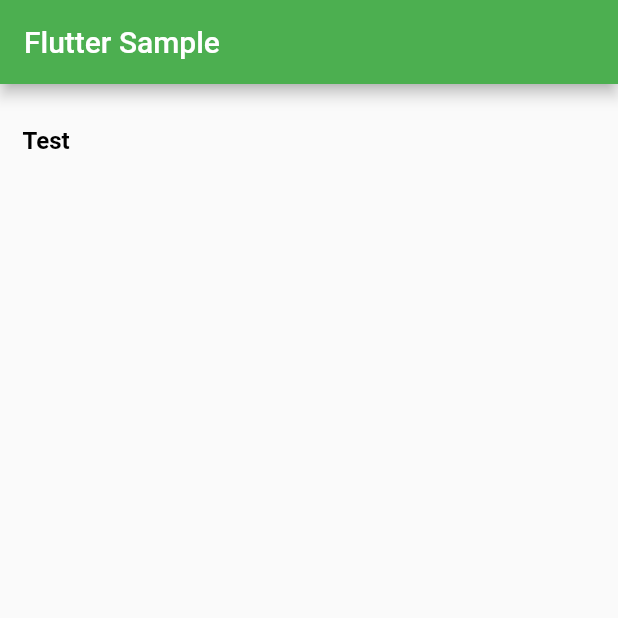
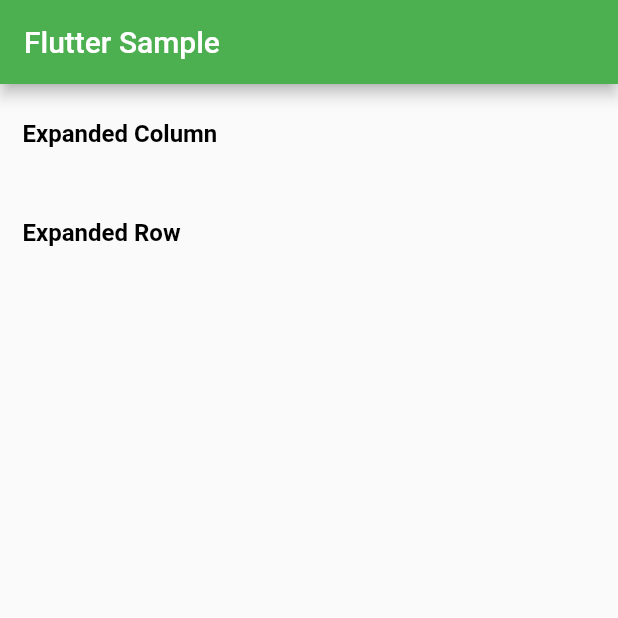
Before and after one commit to ayukatawago/flutter_sample, a Flutter app: the screen it shows after launch, on a phone screen of 412 x 824 dp, the top half of it. Run offline on Flutter 3.47's test engine with Material 2 defaults, Android fonts, the phone set to English and light mode, and no system bars.

Commit message:
Add Expanded widget sample

```diff
--- /dev/null
+++ b/lib/widgets/expanded_column_page.dart
@@ -0,0 +1,47 @@
+import 'package:flutter/material.dart';
+
+///
+class ExpandedColumnSamplePage extends StatefulWidget {
+  /// Constructor
+  ExpandedColumnSamplePage({Key key}) : super(key: key);
+
+  @override
+  _ExpandedColumnSamplePageState createState() =>
+      _ExpandedColumnSamplePageState();
+}
+
+class _ExpandedColumnSamplePageState extends State {
+  @override
+  Widget build(BuildContext context) {
+    return Scaffold(
+      appBar: AppBar(
+        title: Text('Expanded Column Sample'),
+      ),
+      body: Center(
+        child: Column(
+          children: <Widget>[
+            Container(
+              color: Colors.blue,
+              height: 100,
+              width: 100,
+            ),
+            Expanded(
+              child: Container(
+                color: Colors.amber,
+                width: 100,
+                child: Center(
+                  child: Text('Expanded'),
+                ),
+              ),
+            ),
+            Container(
+              color: Colors.blue,
+              height: 100,
+              width: 100,
+            ),
+          ],
+        ),
+      ),
+    );
+  }
+}
--- /dev/null
+++ b/lib/widgets/expanded_row_page.dart
@@ -0,0 +1,52 @@
+import 'package:flutter/material.dart';
+
+///
+class ExpandedRowSamplePage extends StatefulWidget {
+  /// Constructor
+  ExpandedRowSamplePage({Key key}) : super(key: key);
+
+  @override
+  _ExpandedRowSamplePageState createState() => _ExpandedRowSamplePageState();
+}
+
+class _ExpandedRowSamplePageState extends State {
+  @override
+  Widget build(BuildContext context) {
+    return Scaffold(
+      appBar: AppBar(
+        title: Text('Expanded Column Sample'),
+      ),
+      body: Center(
+        child: Row(
+          children: <Widget>[
+            Expanded(
+              flex: 2,
+              child: Container(
+                color: Colors.amber,
+                height: 100,
+                child: Center(
+                  child: Text('Expanded 1'),
+                ),
+              ),
+            ),
+            Container(
+              color: Colors.blue,
+              height: 100,
+              width: 50,
+            ),
+            Expanded(
+              flex: 1,
+              child: Container(
+                color: Colors.amber,
+                height: 100,
+                child: Center(
+                  child: Text('Expanded 2'),
+                ),
+              ),
+            ),
+          ],
+        ),
+      ),
+    );
+  }
+}
--- a/lib/widgets/widget_sample_page.dart
+++ b/lib/widgets/widget_sample_page.dart
@@ -1,4 +1,7 @@
 import 'package:flutter/material.dart';
+
+import 'expanded_column_page.dart';
+import 'expanded_row_page.dart';
 
 /// Widget sample page
 class WidgetSampleMainPage extends StatefulWidget {
@@ -13,6 +16,11 @@ class WidgetSampleMainPage extends StatefulWidget {
 }
 
 class _WidgetSampleMainPageState extends State<WidgetSampleMainPage> {
+  final _widgetItemMap = <String, Object Function()>{
+    'Expanded Column': () => ExpandedColumnSamplePage(),
+    'Expanded Row': () => ExpandedRowSamplePage(),
+  };
+
   @override
   Widget build(BuildContext context) {
     final topAppBar = AppBar(
@@ -20,23 +28,15 @@ class _WidgetSampleMainPageState extends State<WidgetSampleMainPage> {
       title: Text(widget.title),
     );
 
-    final widgetsList = [
-      ListTile(
-        contentPadding: EdgeInsets.symmetric(horizontal: 15.0, vertical: 10.0),
-        title: Text(
-          "Test",
-          style: TextStyle(color: Colors.black, fontWeight: FontWeight.bold),
-        ),
-      ),
-    ];
+    final widgetList = _widgetItemMap.keys.map(getListTile).toList();
 
     final makeBody = Container(
       child: ListView.builder(
         scrollDirection: Axis.vertical,
         shrinkWrap: true,
-        itemCount: widgetsList.length,
+        itemCount: widgetList.length,
         itemBuilder: (context, index) {
-          return widgetsList[index];
+          return widgetList[index];
         },
       ),
     );
@@ -46,4 +46,20 @@ class _WidgetSampleMainPageState extends State<WidgetSampleMainPage> {
       body: makeBody,
     );
   }
+
+  ListTile getListTile(String title) {
+    return ListTile(
+      contentPadding: EdgeInsets.symmetric(horizontal: 15.0, vertical: 5.0),
+      title: Text(
+        title,
+        style: TextStyle(color: Colors.black, fontWeight: FontWeight.bold),
+      ),
+      onTap: () => {
+        Navigator.push(
+          context,
+          MaterialPageRoute(builder: (context) => _widgetItemMap[title]()),
+        )
+      },
+    );
+  }
 }
```
